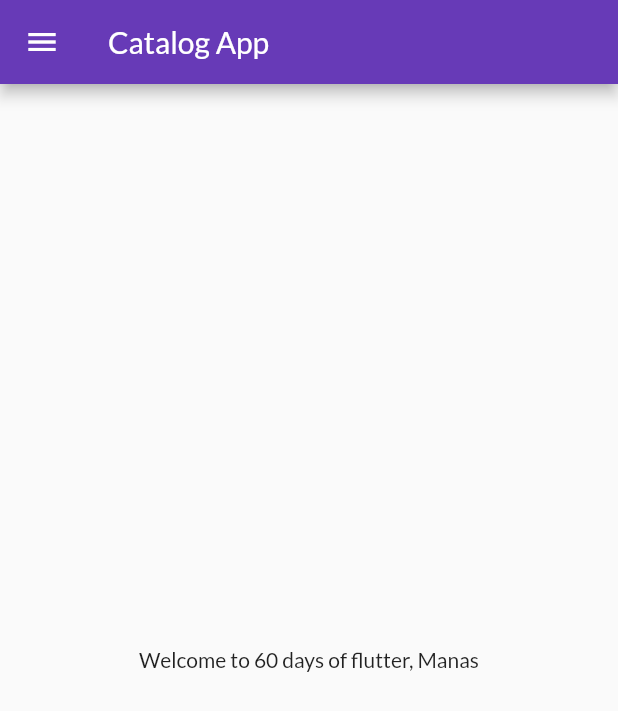
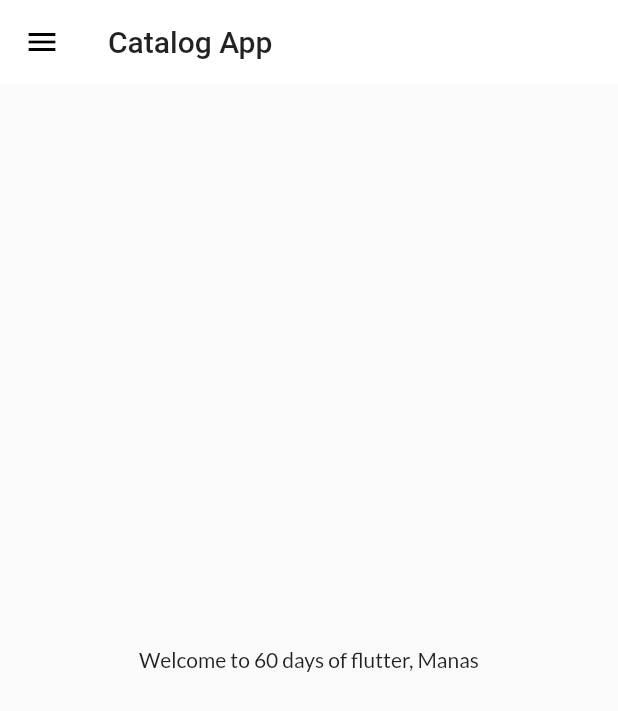
Before and after one commit to manasux/flutter-first-leaning, a Flutter app: the screen it shows after launch, on a phone screen of 412 x 824 dp. Shown: the top 711 px of the screen. Run offline on Flutter 3.47's test engine with Material 2 defaults, Android fonts, the phone set to English and light mode, and no system bars; our stand-ins replace google_fonts.

Commit message:
Theme Extracted

```diff
--- a/lib/main.dart
+++ b/lib/main.dart
@@ -1,3 +1,4 @@
+import 'package:first/widgets/themes.dart';
 import 'package:flutter/material.dart';
 
 import 'package:first/pages/home_page.dart';
@@ -19,10 +20,8 @@ class MyApp extends StatelessWidget {
     return MaterialApp(
       debugShowCheckedModeBanner: false,
       themeMode: ThemeMode.dark,
-      theme: ThemeData(
-        primarySwatch: Colors.deepPurple,
-        fontFamily: GoogleFonts.lato().fontFamily,
-      ),
+      theme: MyTheme.lighTheme(context),
+      // darkTheme: MyTheme.darkTheme(context),
       initialRoute: MyRoutes.homeRoute,
       routes: {
         MyRoutes.homeRoute: (context) => HomePage(),
--- /dev/null
+++ b/lib/widgets/themes.dart
@@ -0,0 +1,21 @@
+import 'package:flutter/material.dart';
+import 'package:google_fonts/google_fonts.dart';
+
+class MyTheme {
+  static ThemeData lighTheme(BuildContext context) => ThemeData(
+        primarySwatch: Colors.deepPurple,
+        fontFamily: GoogleFonts.lato().fontFamily,
+        appBarTheme: AppBarTheme(
+          color: Colors.white,
+          elevation: 0,
+          iconTheme: IconThemeData(
+            color: Colors.black,
+          ),
+          textTheme: Theme.of(context).textTheme,
+        ),
+      );
+
+  static ThemeData darkTheme(BuildContext context) => ThemeData(
+        brightness: Brightness.dark,
+      );
+}
```
